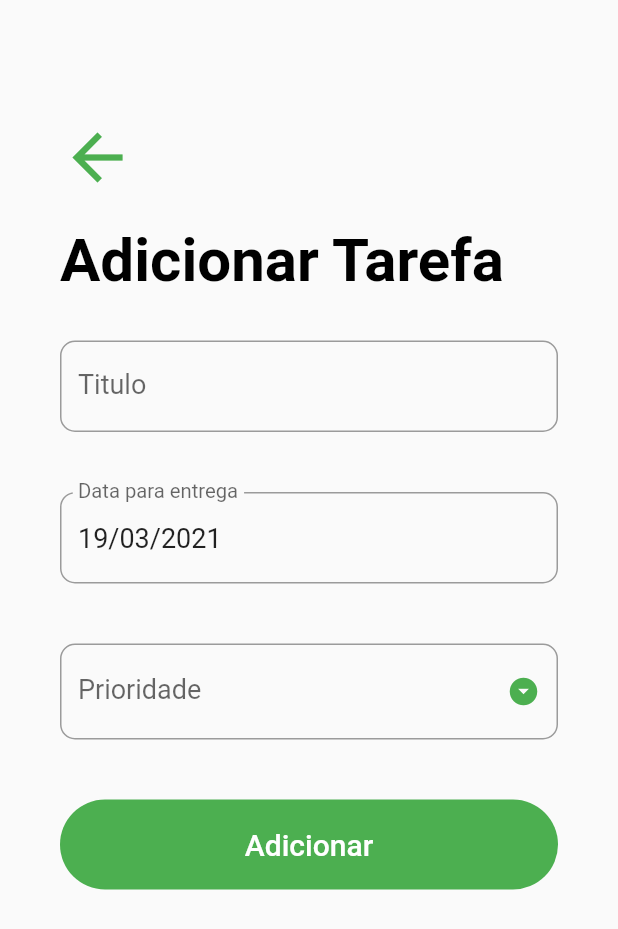
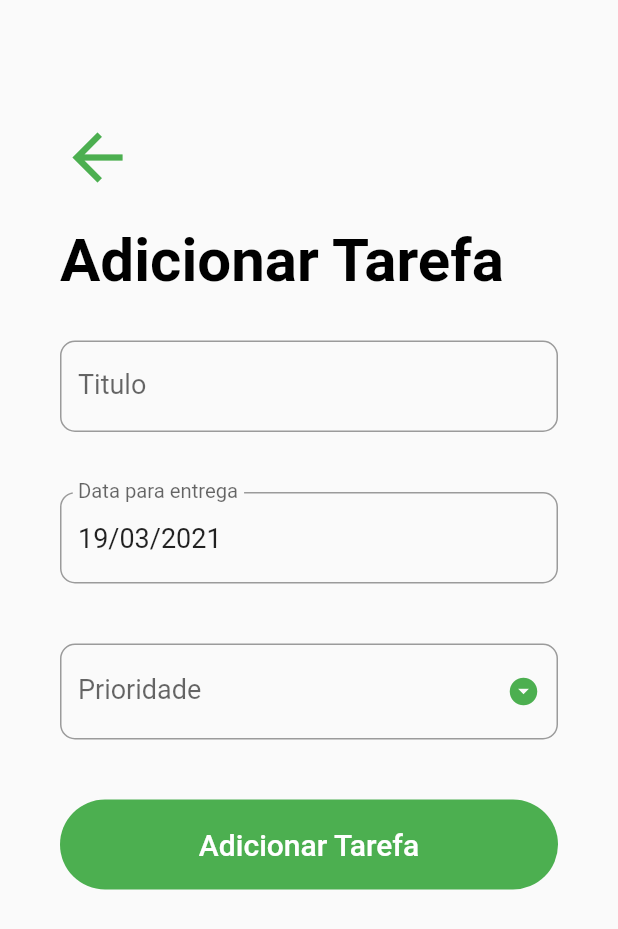
Before and after one commit to leoteixeiraa/TarefasAPP, a Flutter app: the screen it shows after launch, after a tap on the "add" icon, on a phone screen of 412 x 824 dp. Shown: the top 929 px of the screen. Run offline on Flutter 3.47's test engine with Material 2 defaults, Android fonts, the phone set to English and light mode, and no system bars; our stand-ins replace sqflite; accounts and stored records are empty.

Commit message:
Metodo Excluir e botao excluir vermelho criado

```diff
--- a/lib/screens/add_task_screen.dart
+++ b/lib/screens/add_task_screen.dart
@@ -59,6 +59,12 @@ class _AddTaskScreenState extends State<AddTaskScreen> {
     }
   }
 
+  _delete() {
+    DatabaseHelper.instance.deleteTask(widget.task.id);
+    widget.updateTaskList();
+    Navigator.pop(context);
+  }
+
   _submit() {
     if (_formKey.currentState.validate()) {
       _formKey.currentState.save();
@@ -70,10 +76,12 @@ class _AddTaskScreenState extends State<AddTaskScreen> {
         task.status = 0;
         DatabaseHelper.instance.insertTask(task);
       } else {
+        //Atualizar Tarefa
+        task.id = widget.task.id;
         task.status = widget.task.status;
         DatabaseHelper.instance.updateTask(task);
       }
-      //Atualizar Tarefa
+
       widget.updateTaskList();
       Navigator.pop(context);
     }
@@ -100,7 +108,7 @@ class _AddTaskScreenState extends State<AddTaskScreen> {
                 ), //GestureDetector
                 SizedBox(height: 20.0),
                 Text(
-                  'Adicionar Tarefa',
+                  widget.task == null ? 'Adicionar Tarefa' : 'Atualizar Tarefa',
                   style: TextStyle(
                     color: Colors.black,
                     fontSize: 40.0,
@@ -195,14 +203,39 @@ class _AddTaskScreenState extends State<AddTaskScreen> {
                         child: TextButton(
                           //TextButton foi trocado por FlatButton
                           child: Text(
-                              'Adicionar',
+                            widget.task == null
+                                ? 'Adicionar Tarefa'
+                                : 'Atualizar Tarefa',
                             style: TextStyle(
                               color: Colors.white,
                               fontSize: 20.0,
                             ),
                           ),
                           onPressed: _submit,
-                          ))
+                        ),
+                      ),
+                      widget.task != null
+                          ? Container(
+                              margin: EdgeInsets.symmetric(vertical: 20.0),
+                              height: 60.0,
+                              width: double.infinity,
+                              decoration: BoxDecoration(
+                                color: Colors.red,
+                                borderRadius: BorderRadius.circular(30.0),
+                              ),
+                              child: TextButton(
+                                //TextButton foi trocado por FlatButton
+                                child: Text(
+                                  'Apagar',
+                                  style: TextStyle(
+                                    color: Colors.white,
+                                    fontSize: 20.0,
+                                  ),
+                                ),
+                                onPressed: _delete,
+                              ),
+                            )
+                          : SizedBox.shrink()
                     ],
                   ),
                 )
--- a/lib/screens/todo_list_screen.dart
+++ b/lib/screens/todo_list_screen.dart
@@ -127,7 +127,7 @@ class _TodoListScreenState extends State<TodoListScreen> {
                       ),
                       SizedBox(height: 10.0),
                       Text(
-                        '$completedTaskCount de ${snapshot.data.length}',
+                        'Você realizou $completedTaskCount de ${snapshot.data.length} tarefas',
                         style: TextStyle(
                           color: Colors.grey,
                           fontSize: 20.0,
```
Lines whose indentation alone changed are shown as unchanged.
